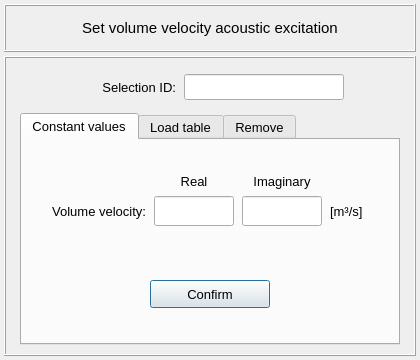
Before: the Qt Designer form pulse/interface/data/ui_files/model/setup/acoustic/volume_velocity_input.ui in open-pulse/OpenPulse, drawn with Qt 5.
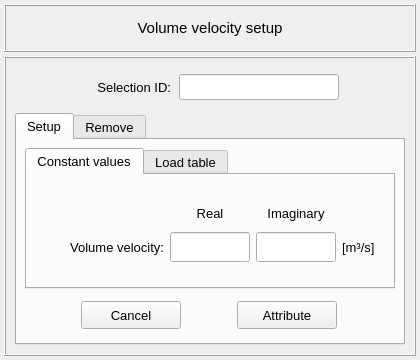
After: the same form once the commit is applied.

Commit message: Adds a cancel button on the acoustic model window inputs

Diff of the .ui file:
```diff
--- a/pulse/interface/data/ui_files/model/setup/acoustic/volume_velocity_input.ui
+++ b/pulse/interface/data/ui_files/model/setup/acoustic/volume_velocity_input.ui
@@ -42,7 +42,7 @@
    <enum>Qt::DefaultContextMenu</enum>
   </property>
   <property name="windowTitle">
-   <string>Set volume velocity acoustic excitation</string>
+   <string>Prescribe an acoustic pressure</string>
   </property>
   <property name="whatsThis">
    <string/>
@@ -99,7 +99,7 @@
          </font>
         </property>
         <property name="text">
-         <string>Set volume velocity acoustic excitation</string>
+         <string>Volume velocity setup</string>
         </property>
         <property name="textFormat">
          <enum>Qt::AutoText</enum>
@@ -267,7 +267,7 @@
        </widget>
       </item>
       <item row="1" column="0">
-       <widget class="QTabWidget" name="tabWidget_volume_velocity">
+       <widget class="QTabWidget" name="tabWidget_main">
         <property name="minimumSize">
          <size>
           <width>360</width>
@@ -276,7 +276,7 @@
         </property>
         <property name="maximumSize">
          <size>
-          <width>380</width>
+          <width>420</width>
           <height>16777215</height>
          </size>
         </property>
@@ -288,155 +288,43 @@
         <property name="currentIndex">
          <number>0</number>
         </property>
-        <widget class="QWidget" name="tab_constant_values">
+        <widget class="QWidget" name="tab_setup">
          <attribute name="title">
-          <string>Constant values</string>
+          <string>Setup</string>
          </attribute>
          <layout class="QGridLayout" name="gridLayout_12">
           <property name="leftMargin">
-           <number>2</number>
+           <number>8</number>
           </property>
           <property name="topMargin">
-           <number>2</number>
+           <number>8</number>
           </property>
           <property name="rightMargin">
-           <number>2</number>
+           <number>8</number>
           </property>
           <property name="bottomMargin">
-           <number>2</number>
+           <number>4</number>
           </property>
           <property name="spacing">
            <number>2</number>
-          </property>
-          <item row="1" column="0">
-           <widget class="QFrame" name="frame_7">
-            <property name="minimumSize">
-             <size>
-              <width>0</width>
-              <height>80</height>
-             </size>
-            </property>
-            <property name="maximumSize">
-             <size>
-              <width>400</width>
-              <height>80</height>
-             </size>
-            </property>
-            <property name="frameShape">
-             <enum>QFrame::NoFrame</enum>
-            </property>
-            <property name="frameShadow">
-             <enum>QFrame::Raised</enum>
-            </property>
-            <layout class="QGridLayout" name="gridLayout_11">
-             <property name="leftMargin">
-              <number>0</number>
-             </property>
-             <property name="topMargin">
-              <number>0</number>
-             </property>
-             <property name="rightMargin">
-              <number>0</number>
-             </property>
-             <property name="bottomMargin">
-              <number>0</number>
-             </property>
-             <property name="spacing">
-              <number>0</number>
              </property>
              <item row="0" column="0">
-              <widget class="QPushButton" name="pushButton_constant_values">
-               <property name="minimumSize">
-                <size>
-                 <width>120</width>
-                 <height>28</height>
-                </size>
-               </property>
-               <property name="maximumSize">
-                <size>
-                 <width>120</width>
-                 <height>28</height>
-                </size>
-               </property>
+           <widget class="QTabWidget" name="tabWidget_inputs">
                <property name="font">
                 <font>
-                 <family>MS Shell Dlg 2</family>
                  <pointsize>10</pointsize>
-                 <weight>50</weight>
-                 <italic>false</italic>
-                 <bold>false</bold>
-                </font>
-               </property>
-               <property name="styleSheet">
-                <string notr="true"/>
-               </property>
-               <property name="text">
-                <string>Confirm</string>
-               </property>
-              </widget>
-             </item>
-            </layout>
-           </widget>
-          </item>
-          <item row="0" column="0">
-           <widget class="QFrame" name="frame_8">
-            <property name="minimumSize">
-             <size>
-              <width>0</width>
-              <height>100</height>
-             </size>
-            </property>
-            <property name="maximumSize">
-             <size>
-              <width>400</width>
-              <height>100</height>
-             </size>
-            </property>
-            <property name="font">
-             <font>
-              <pointsize>11</pointsize>
-             </font>
-            </property>
-            <property name="frameShape">
-             <enum>QFrame::NoFrame</enum>
-            </property>
-            <property name="frameShadow">
-             <enum>QFrame::Raised</enum>
-            </property>
-            <layout class="QGridLayout" name="gridLayout">
-             <property name="leftMargin">
+             </font>
+            </property>
+            <property name="currentIndex">
               <number>0</number>
              </property>
-             <property name="topMargin">
-              <number>0</number>
-             </property>
-             <property name="rightMargin">
-              <number>0</number>
-             </property>
-             <property name="bottomMargin">
-              <number>0</number>
-             </property>
-             <property name="horizontalSpacing">
-              <number>6</number>
-             </property>
-             <property name="verticalSpacing">
-              <number>2</number>
-             </property>
-             <item row="0" column="1">
-              <spacer name="verticalSpacer_3">
-               <property name="orientation">
-                <enum>Qt::Vertical</enum>
-               </property>
-               <property name="sizeHint" stdset="0">
-                <size>
-                 <width>20</width>
-                 <height>40</height>
-                </size>
-               </property>
-              </spacer>
-             </item>
+            <widget class="QWidget" name="tab_constant">
+             <attribute name="title">
+              <string>Constant values</string>
+             </attribute>
+             <layout class="QGridLayout" name="gridLayout_15">
              <item row="2" column="2">
-              <widget class="QLineEdit" name="lineEdit_imag_value">
+               <widget class="QLineEdit" name="lineEdit_real_value">
                <property name="minimumSize">
                 <size>
                  <width>80</width>
@@ -466,100 +354,7 @@
                </property>
               </widget>
              </item>
-             <item row="2" column="3">
-              <widget class="QLabel" name="label_21">
-               <property name="minimumSize">
-                <size>
-                 <width>60</width>
-                 <height>30</height>
-                </size>
-               </property>
-               <property name="maximumSize">
-                <size>
-                 <width>60</width>
-                 <height>30</height>
-                </size>
-               </property>
-               <property name="font">
-                <font>
-                 <family>MS Shell Dlg 2</family>
-                 <pointsize>10</pointsize>
-                 <weight>50</weight>
-                 <italic>false</italic>
-                 <bold>false</bold>
-                </font>
-               </property>
-               <property name="text">
-                <string>[m³/s]</string>
-               </property>
-               <property name="alignment">
-                <set>Qt::AlignLeading|Qt::AlignLeft|Qt::AlignVCenter</set>
-               </property>
-              </widget>
-             </item>
-             <item row="2" column="0">
-              <widget class="QLabel" name="label_18">
-               <property name="minimumSize">
-                <size>
-                 <width>120</width>
-                 <height>30</height>
-                </size>
-               </property>
-               <property name="maximumSize">
-                <size>
-                 <width>120</width>
-                 <height>30</height>
-                </size>
-               </property>
-               <property name="font">
-                <font>
-                 <family>MS Shell Dlg 2</family>
-                 <pointsize>10</pointsize>
-                 <weight>50</weight>
-                 <italic>false</italic>
-                 <bold>false</bold>
-                </font>
-               </property>
-               <property name="text">
-                <string>Volume velocity:</string>
-               </property>
-               <property name="alignment">
-                <set>Qt::AlignRight|Qt::AlignTrailing|Qt::AlignVCenter</set>
-               </property>
-              </widget>
-             </item>
              <item row="1" column="2">
-              <widget class="QLabel" name="label_20">
-               <property name="minimumSize">
-                <size>
-                 <width>80</width>
-                 <height>26</height>
-                </size>
-               </property>
-               <property name="maximumSize">
-                <size>
-                 <width>80</width>
-                 <height>26</height>
-                </size>
-               </property>
-               <property name="font">
-                <font>
-                 <family>MS Shell Dlg 2</family>
-                 <pointsize>10</pointsize>
-                 <weight>50</weight>
-                 <italic>false</italic>
-                 <bold>false</bold>
-                </font>
-               </property>
-               <property name="text">
-                <string>Imaginary</string>
-               </property>
-               <property name="alignment">
-                <set>Qt::AlignCenter</set>
-               </property>
-              </widget>
-             </item>
-             <item row="1" column="1">
               <widget class="QLabel" name="label_4">
                <property name="minimumSize">
                 <size>
@@ -590,65 +385,159 @@
                </property>
               </widget>
              </item>
-             <item row="2" column="1">
-              <widget class="QLineEdit" name="lineEdit_real_value">
-               <property name="minimumSize">
-                <size>
-                 <width>80</width>
-                 <height>30</height>
-                </size>
-               </property>
-               <property name="maximumSize">
-                <size>
-                 <width>80</width>
-                 <height>30</height>
-                </size>
-               </property>
-               <property name="font">
-                <font>
-                 <family>MS Shell Dlg 2</family>
-                 <pointsize>10</pointsize>
-                 <weight>50</weight>
-                 <italic>false</italic>
-                 <bold>false</bold>
-                </font>
-               </property>
-               <property name="styleSheet">
-                <string notr="true"/>
-               </property>
-               <property name="alignment">
-                <set>Qt::AlignCenter</set>
-               </property>
-              </widget>
-             </item>
              <item row="1" column="3">
-              <widget class="QFrame" name="frame_15">
-               <property name="frameShape">
-                <enum>QFrame::NoFrame</enum>
-               </property>
-               <property name="frameShadow">
-                <enum>QFrame::Raised</enum>
-               </property>
-              </widget>
-             </item>
-             <item row="1" column="0">
-              <widget class="QFrame" name="frame_14">
+               <widget class="QLabel" name="label_20">
+                <property name="minimumSize">
+                 <size>
+                  <width>80</width>
+                  <height>26</height>
+                 </size>
+                </property>
+                <property name="maximumSize">
+                 <size>
+                  <width>80</width>
+                  <height>26</height>
+                 </size>
+                </property>
+                <property name="font">
+                 <font>
+                  <family>MS Shell Dlg 2</family>
+                  <pointsize>10</pointsize>
+                  <weight>50</weight>
+                  <italic>false</italic>
+                  <bold>false</bold>
+                 </font>
+                </property>
+                <property name="text">
+                 <string>Imaginary</string>
+                </property>
+                <property name="alignment">
+                 <set>Qt::AlignCenter</set>
+                </property>
+               </widget>
+              </item>
+              <item row="2" column="1">
+               <widget class="QLabel" name="label_18">
+                <property name="minimumSize">
+                 <size>
+                  <width>120</width>
+                  <height>30</height>
+                 </size>
+                </property>
+                <property name="maximumSize">
+                 <size>
+                  <width>120</width>
+                  <height>30</height>
+                 </size>
+                </property>
                <property name="font">
                 <font>
-                 <pointsize>8</pointsize>
-                </font>
-               </property>
-               <property name="frameShape">
-                <enum>QFrame::NoFrame</enum>
-               </property>
-               <property name="frameShadow">
-                <enum>QFrame::Raised</enum>
+                  <family>MS Shell Dlg 2</family>
+                  <pointsize>10</pointsize>
+                  <weight>50</weight>
+                  <italic>false</italic>
+                  <bold>false</bold>
+                 </font>
+                </property>
+                <property name="text">
+                 <string>Volume velocity:</string>
+                </property>
+                <property name="alignment">
+                 <set>Qt::AlignRight|Qt::AlignTrailing|Qt::AlignVCenter</set>
                </property>
               </widget>
              </item>
-             <item row="3" column="1">
-              <spacer name="verticalSpacer_4">
+              <item row="2" column="3">
+               <widget class="QLineEdit" name="lineEdit_imag_value">
+                <property name="minimumSize">
+                 <size>
+                  <width>80</width>
+                  <height>30</height>
+                 </size>
+                </property>
+                <property name="maximumSize">
+                 <size>
+                  <width>80</width>
+                  <height>30</height>
+                 </size>
+                </property>
+                <property name="font">
+                 <font>
+                  <family>MS Shell Dlg 2</family>
+                  <pointsize>10</pointsize>
+                  <weight>50</weight>
+                  <italic>false</italic>
+                  <bold>false</bold>
+                 </font>
+                </property>
+                <property name="styleSheet">
+                 <string notr="true"/>
+                </property>
+                <property name="alignment">
+                 <set>Qt::AlignCenter</set>
+                </property>
+               </widget>
+              </item>
+              <item row="2" column="5">
+               <spacer name="horizontalSpacer_8">
                <property name="orientation">
+                 <enum>Qt::Horizontal</enum>
+                </property>
+                <property name="sizeHint" stdset="0">
+                 <size>
+                  <width>40</width>
+                  <height>20</height>
+                 </size>
+                </property>
+               </spacer>
+              </item>
+              <item row="2" column="0">
+               <spacer name="horizontalSpacer_7">
+                <property name="orientation">
+                 <enum>Qt::Horizontal</enum>
+                </property>
+                <property name="sizeHint" stdset="0">
+                 <size>
+                  <width>40</width>
+                  <height>20</height>
+                 </size>
+                </property>
+               </spacer>
+              </item>
+              <item row="2" column="4">
+               <widget class="QLabel" name="label_21">
+                <property name="minimumSize">
+                 <size>
+                  <width>0</width>
+                  <height>30</height>
+                 </size>
+                </property>
+                <property name="maximumSize">
+                 <size>
+                  <width>40</width>
+                  <height>30</height>
+                 </size>
+                </property>
+                <property name="font">
+                 <font>
+                  <family>MS Shell Dlg 2</family>
+                  <pointsize>10</pointsize>
+                  <weight>50</weight>
+                  <italic>false</italic>
+                  <bold>false</bold>
+                 </font>
+                </property>
+                <property name="text">
+                 <string>[m³/s]</string>
+                </property>
+                <property name="alignment">
+                 <set>Qt::AlignLeading|Qt::AlignLeft|Qt::AlignVCenter</set>
+                </property>
+               </widget>
+              </item>
+              <item row="3" column="2">
+               <spacer name="verticalSpacer">
+                <property name="orientation">
                 <enum>Qt::Vertical</enum>
                </property>
                <property name="sizeHint" stdset="0">
@@ -659,141 +548,27 @@
                </property>
               </spacer>
              </item>
-            </layout>
-           </widget>
+              <item row="0" column="2">
+               <spacer name="verticalSpacer_2">
+                <property name="orientation">
+                 <enum>Qt::Vertical</enum>
+                </property>
+                <property name="sizeHint" stdset="0">
+                 <size>
+                  <width>20</width>
+                  <height>40</height>
+                 </size>
+                </property>
+               </spacer>
           </item>
          </layout>
         </widget>
-        <widget class="QWidget" name="tab_load_tables">
+            <widget class="QWidget" name="tab_values">
          <attribute name="title">
           <string>Load table</string>
          </attribute>
-         <layout class="QGridLayout" name="gridLayout_3">
-          <property name="leftMargin">
-           <number>2</number>
-          </property>
-          <property name="topMargin">
-           <number>2</number>
-          </property>
-          <property name="rightMargin">
-           <number>2</number>
-          </property>
-          <property name="bottomMargin">
-           <number>2</number>
-          </property>
-          <property name="spacing">
-           <number>2</number>
-          </property>
-          <item row="2" column="0">
-           <widget class="QFrame" name="frame_10">
-            <property name="minimumSize">
-             <size>
-              <width>0</width>
-              <height>80</height>
-             </size>
-            </property>
-            <property name="maximumSize">
-             <size>
-              <width>400</width>
-              <height>80</height>
-             </size>
-            </property>
-            <property name="frameShape">
-             <enum>QFrame::NoFrame</enum>
-            </property>
-            <property name="frameShadow">
-             <enum>QFrame::Raised</enum>
-            </property>
-            <layout class="QGridLayout" name="gridLayout_13">
-             <property name="leftMargin">
-              <number>0</number>
-             </property>
-             <property name="topMargin">
-              <number>0</number>
-             </property>
-             <property name="rightMargin">
-              <number>0</number>
-             </property>
-             <property name="bottomMargin">
-              <number>0</number>
-             </property>
-             <property name="spacing">
-              <number>0</number>
-             </property>
-             <item row="1" column="0">
-              <widget class="QPushButton" name="pushButton_table_values">
-               <property name="minimumSize">
-                <size>
-                 <width>120</width>
-                 <height>28</height>
-                </size>
-               </property>
-               <property name="maximumSize">
-                <size>
-                 <width>120</width>
-                 <height>28</height>
-                </size>
-               </property>
-               <property name="font">
-                <font>
-                 <family>MS Shell Dlg 2</family>
-                 <pointsize>10</pointsize>
-                 <weight>50</weight>
-                 <italic>false</italic>
-                 <bold>false</bold>
-                </font>
-               </property>
-               <property name="styleSheet">
-                <string notr="true"/>
-               </property>
-               <property name="text">
-                <string>Confirm</string>
-               </property>
-              </widget>
-             </item>
-            </layout>
-           </widget>
-          </item>
+             <layout class="QGridLayout" name="gridLayout">
           <item row="0" column="0">
-           <widget class="QFrame" name="frame_9">
-            <property name="minimumSize">
-             <size>
-              <width>0</width>
-              <height>100</height>
-             </size>
-            </property>
-            <property name="maximumSize">
-             <size>
-              <width>400</width>
-              <height>100</height>
-             </size>
-            </property>
-            <property name="frameShape">
-             <enum>QFrame::NoFrame</enum>
-            </property>
-            <property name="frameShadow">
-             <enum>QFrame::Raised</enum>
-            </property>
-            <layout class="QGridLayout" name="gridLayout_2">
-             <property name="leftMargin">
-              <number>0</number>
-             </property>
-             <property name="topMargin">
-              <number>0</number>
-             </property>
-             <property name="rightMargin">
-              <number>0</number>
-             </property>
-             <property name="bottomMargin">
-              <number>0</number>
-             </property>
-             <property name="horizontalSpacing">
-              <number>6</number>
-             </property>
-             <property name="verticalSpacing">
-              <number>0</number>
-             </property>
-             <item row="0" column="0" colspan="3">
               <widget class="QFrame" name="frame">
                <property name="frameShape">
                 <enum>QFrame::NoFrame</enum>
@@ -915,7 +690,7 @@
                </layout>
               </widget>
              </item>
-             <item row="1" column="0" colspan="3">
+              <item row="1" column="0">
               <widget class="QFrame" name="frame_11">
                <property name="minimumSize">
                 <size>
@@ -1043,6 +818,114 @@
              </item>
             </layout>
            </widget>
+           </widget>
+          </item>
+          <item row="1" column="0">
+           <widget class="QFrame" name="frame_7">
+            <property name="minimumSize">
+             <size>
+              <width>0</width>
+              <height>48</height>
+             </size>
+            </property>
+            <property name="maximumSize">
+             <size>
+              <width>400</width>
+              <height>80</height>
+             </size>
+            </property>
+            <property name="frameShape">
+             <enum>QFrame::NoFrame</enum>
+            </property>
+            <property name="frameShadow">
+             <enum>QFrame::Raised</enum>
+            </property>
+            <layout class="QGridLayout" name="gridLayout_11">
+             <property name="leftMargin">
+              <number>4</number>
+             </property>
+             <property name="topMargin">
+              <number>4</number>
+             </property>
+             <property name="rightMargin">
+              <number>4</number>
+             </property>
+             <property name="bottomMargin">
+              <number>4</number>
+             </property>
+             <property name="spacing">
+              <number>4</number>
+             </property>
+             <item row="0" column="1">
+              <widget class="QPushButton" name="pushButton_attribute">
+               <property name="minimumSize">
+                <size>
+                 <width>100</width>
+                 <height>28</height>
+                </size>
+               </property>
+               <property name="maximumSize">
+                <size>
+                 <width>100</width>
+                 <height>28</height>
+                </size>
+               </property>
+               <property name="font">
+                <font>
+                 <family>MS Shell Dlg 2</family>
+                 <pointsize>10</pointsize>
+                 <weight>50</weight>
+                 <italic>false</italic>
+                 <bold>false</bold>
+                </font>
+               </property>
+               <property name="styleSheet">
+                <string notr="true"/>
+               </property>
+               <property name="text">
+                <string>Attribute</string>
+               </property>
+               <property name="autoDefault">
+                <bool>false</bool>
+               </property>
+              </widget>
+             </item>
+             <item row="0" column="0">
+              <widget class="QPushButton" name="pushButton_cancel">
+               <property name="minimumSize">
+                <size>
+                 <width>100</width>
+                 <height>28</height>
+                </size>
+               </property>
+               <property name="maximumSize">
+                <size>
+                 <width>100</width>
+                 <height>28</height>
+                </size>
+               </property>
+               <property name="font">
+                <font>
+                 <family>MS Shell Dlg 2</family>
+                 <pointsize>10</pointsize>
+                 <weight>50</weight>
+                 <italic>false</italic>
+                 <bold>false</bold>
+                </font>
+               </property>
+               <property name="styleSheet">
+                <string notr="true"/>
+               </property>
+               <property name="text">
+                <string>Cancel</string>
+               </property>
+               <property name="autoDefault">
+                <bool>false</bool>
+               </property>
+              </widget>
+             </item>
+            </layout>
+           </widget>
           </item>
          </layout>
         </widget>
@@ -1052,16 +935,16 @@
          </attribute>
          <layout class="QGridLayout" name="gridLayout_9">
           <property name="leftMargin">
-           <number>2</number>
+           <number>8</number>
           </property>
           <property name="topMargin">
            <number>8</number>
           </property>
           <property name="rightMargin">
-           <number>2</number>
+           <number>8</number>
           </property>
           <property name="bottomMargin">
-           <number>2</number>
+           <number>4</number>
           </property>
           <property name="spacing">
            <number>2</number>
@@ -1071,13 +954,13 @@
             <property name="minimumSize">
              <size>
               <width>320</width>
-              <height>40</height>
+              <height>48</height>
              </size>
             </property>
             <property name="maximumSize">
              <size>
-              <width>320</width>
-              <height>40</height>
+              <width>1000</width>
+              <height>48</height>
              </size>
             </property>
             <property name="frameShape">
@@ -1100,7 +983,7 @@
               <number>4</number>
              </property>
              <property name="horizontalSpacing">
-              <number>12</number>
+              <number>4</number>
              </property>
              <item row="0" column="0">
               <widget class="QPushButton" name="pushButton_reset">
@@ -1168,7 +1051,7 @@
            </widget>
           </item>
           <item row="0" column="0">
-           <widget class="QTreeWidget" name="treeWidget_volume_velocity">
+           <widget class="QTreeWidget" name="treeWidget_nodal_info">
             <property name="minimumSize">
              <size>
               <width>320</width>
@@ -1177,7 +1060,7 @@
             </property>
             <property name="maximumSize">
              <size>
-              <width>320</width>
+              <width>600</width>
               <height>200</height>
              </size>
             </property>
```
Lines whose indentation alone changed are shown as unchanged. The commit also changes 10 other files.
